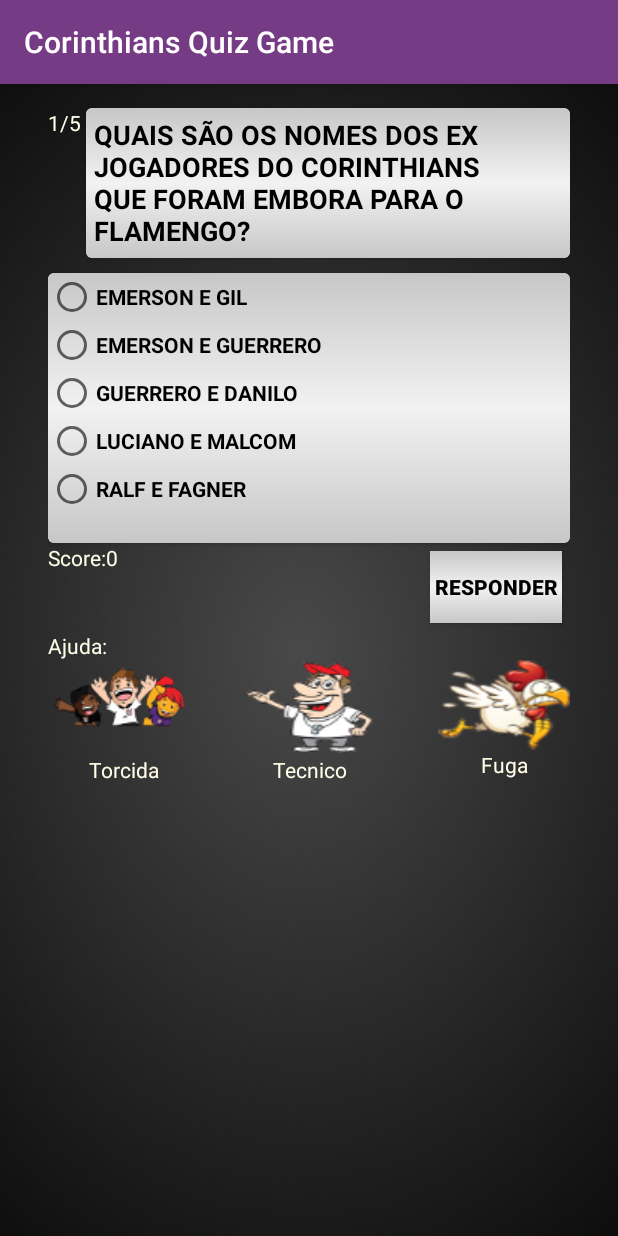
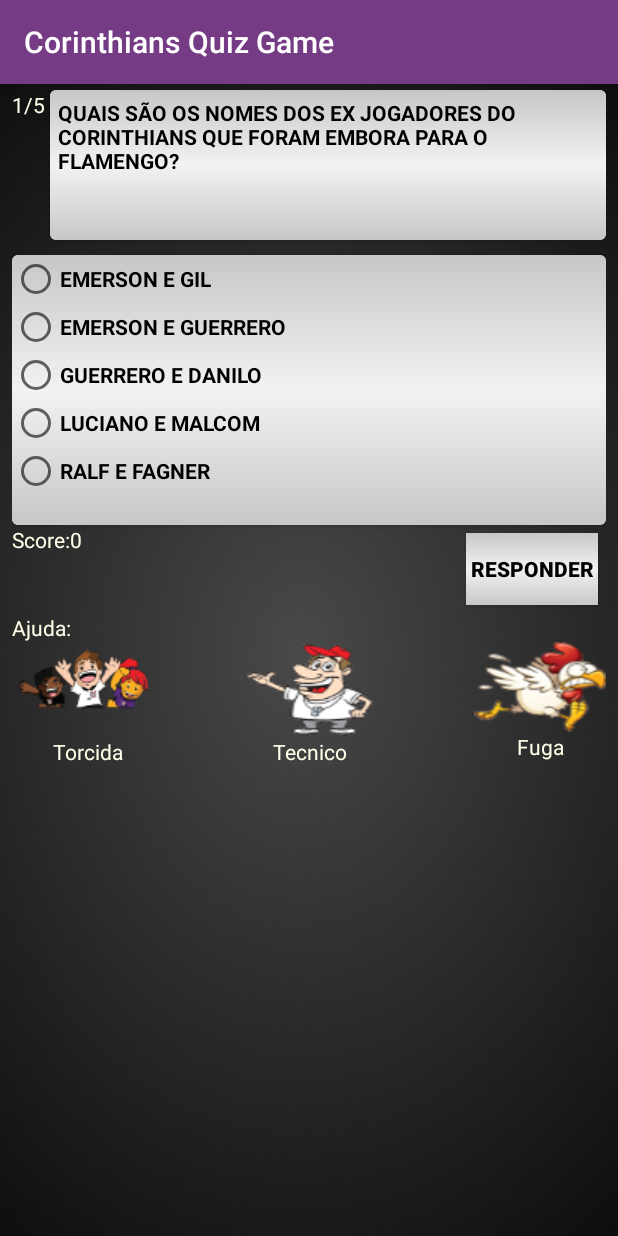
Before and after one commit to ckilee/cori_quiz, an Android app: the RoundActivity screen opened directly, with no data from a screen before it, on a phone screen of 412 x 824 dp. Run offline under Robolectric (Android 15) with nearby library versions, the phone set to English and light mode, and no system bars; our stand-ins replace AdMob.

Commit message:
Fixed issues https://github.com/ckilee/cori_quiz/issues/18 and https://github.com/ckilee/cori_quiz/issues/17
Signed-off-by: Carlos Eduardo Ki Lee <ckilee@gmail.com>

```diff
--- a/CoriQuiz/app/build.gradle
+++ b/CoriQuiz/app/build.gradle
@@ -8,7 +8,7 @@ android {
         applicationId "frolic.br.coriquiz"
         minSdkVersion 17
         targetSdkVersion 23
-        versionCode 1
+        versionCode 2
         versionName "1.0"
         multiDexEnabled true
     }
--- a/CoriQuiz/app/src/main/res/layout/content_round.xml
+++ b/CoriQuiz/app/src/main/res/layout/content_round.xml
@@ -40,7 +40,7 @@
                 android:layout_height="100dp"
                 android:text="New Question"
                 android:id="@+id/text_view_question"
-                android:textSize="18dp"
+                android:textSize="14dp"
                 android:background="@drawable/shape"
                 android:padding="5dp"
                 android:textColor="#000000"
--- a/CoriQuiz/app/src/main/res/values-w820dp/dimens.xml
+++ b/CoriQuiz/app/src/main/res/values-w820dp/dimens.xml
@@ -2,5 +2,5 @@
     <!-- Example customization of dimensions originally defined in res/values/dimens.xml
          (such as screen margins) for screens with more than 820dp of available width. This
          would include 7" and 10" devices in landscape (~960dp and ~1280dp respectively). -->
-    <dimen name="activity_horizontal_margin">64dp</dimen>
+    <dimen name="activity_horizontal_margin">8dp</dimen>
 </resources>
--- a/CoriQuiz/app/src/main/res/values/dimens.xml
+++ b/CoriQuiz/app/src/main/res/values/dimens.xml
@@ -1,7 +1,7 @@
 <resources>
     <!-- Default screen margins, per the Android Design guidelines. -->
-    <dimen name="activity_horizontal_margin">16dp</dimen>
-    <dimen name="activity_vertical_margin">16dp</dimen>
+    <dimen name="activity_horizontal_margin">4dp</dimen>
+    <dimen name="activity_vertical_margin">4dp</dimen>
     <dimen name="fab_margin">16dp</dimen>
     <!-- Default screen margins, per the Android Design guidelines. -->
     <dimen name="nav_header_vertical_spacing">16dp</dimen>
```
Also changed, not shown: 1 other file.
